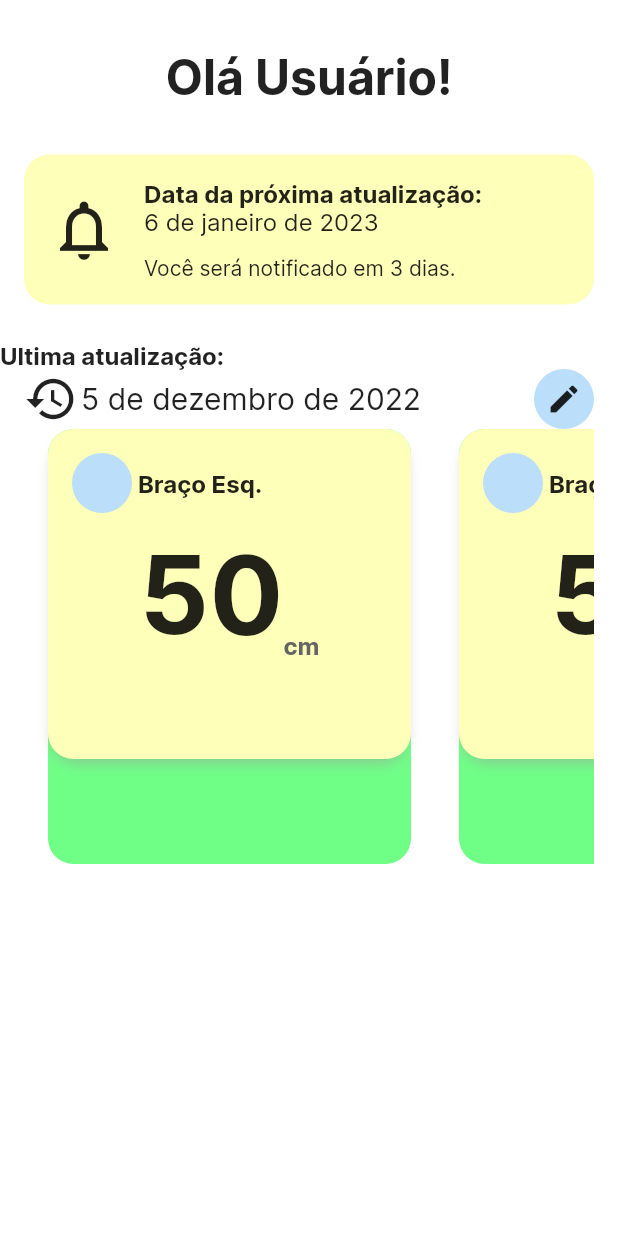
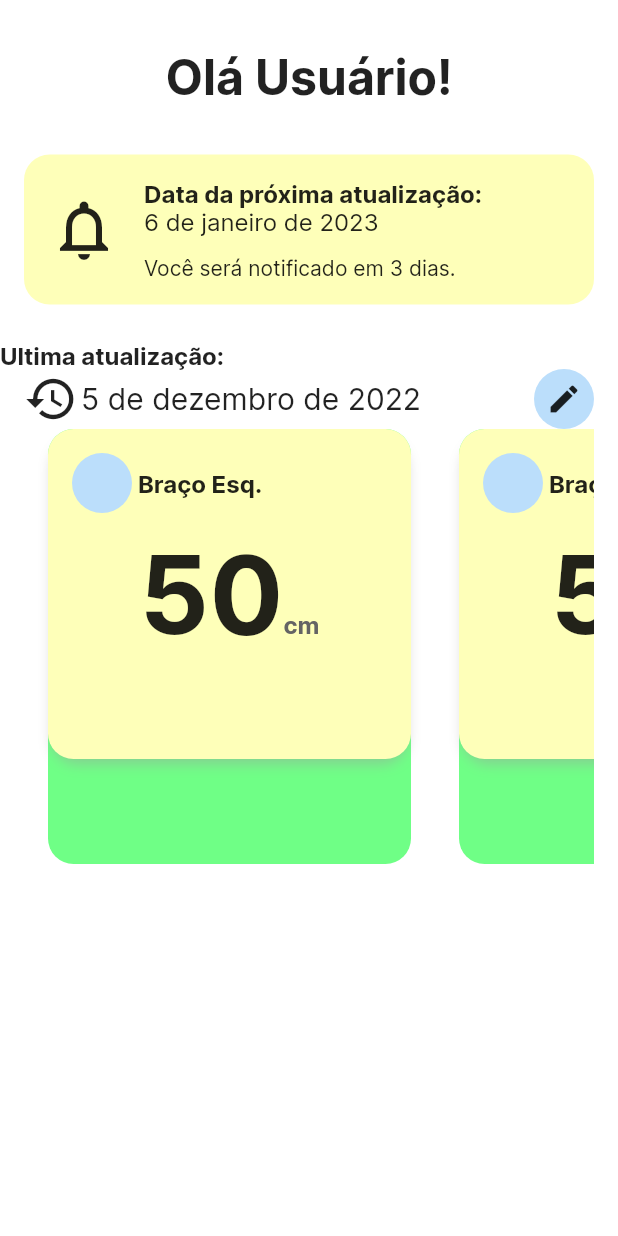
Before and after one commit to RodrigoUchoa001/workout-assistant, a Flutter app: the screen it shows after launch, on a phone screen of 412 x 824 dp. Run offline on Flutter 3.47's test engine with Material 2 defaults, Android fonts, the phone set to English and light mode, and no system bars.

Commit message:
corrigido problema de alinhamento na exibição da medida no container de ultimas medidas

```diff
--- a/lib/widgets/container_de_exibicao_de_ultimas_medidas.dart
+++ b/lib/widgets/container_de_exibicao_de_ultimas_medidas.dart
@@ -72,17 +72,22 @@ class ContainerDeExibicaoDeUltimasMedidas extends StatelessWidget {
                             mainAxisAlignment: MainAxisAlignment.center,
                             crossAxisAlignment: CrossAxisAlignment.end,
                             children: [
-                              Text(
-                                '50',
-                                style: Theme.of(context).textTheme.bodyLarge,
-                              ),
-                              Text(
-                                'cm',
-                                style: Theme.of(context)
-                                    .textTheme
-                                    .bodyMedium!
-                                    .copyWith(
-                                        color: Theme.of(context).disabledColor),
+                              RichText(
+                                text: TextSpan(
+                                  text: '50',
+                                  style: Theme.of(context).textTheme.bodyLarge,
+                                  children: [
+                                    TextSpan(
+                                      text: 'cm',
+                                      style: Theme.of(context)
+                                          .textTheme
+                                          .bodyMedium!
+                                          .copyWith(
+                                              color: Theme.of(context)
+                                                  .disabledColor),
+                                    ),
+                                  ],
+                                ),
                               ),
                             ],
                           ),
```
